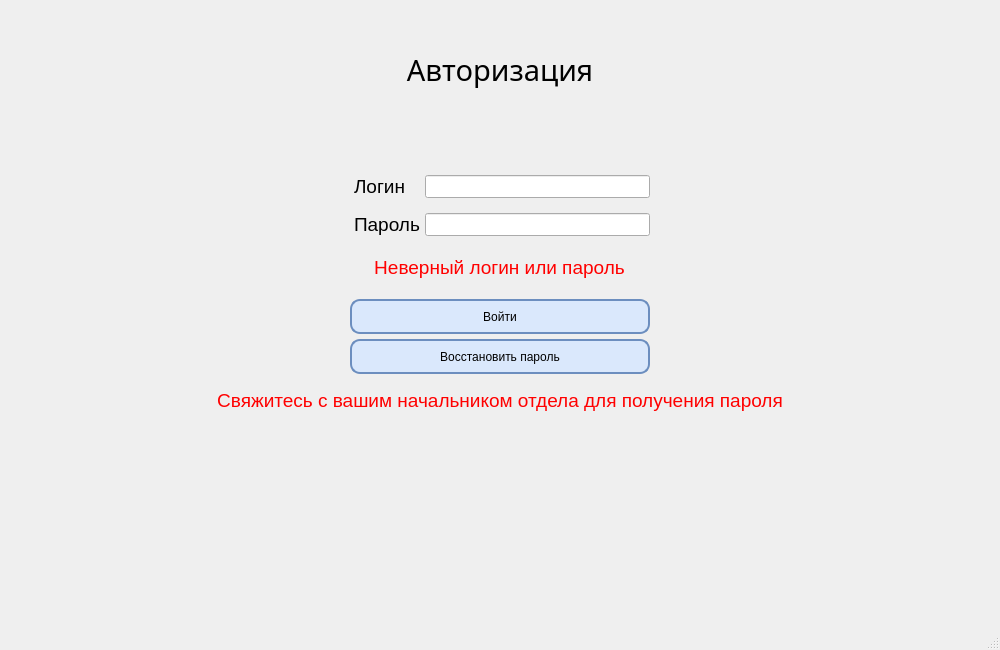
This is MainMenu/UI/MainWindow.ui in G3RKA/EFS-Energy-Forecasting-System as Qt 5 draws it before an edit. The edited form follows.
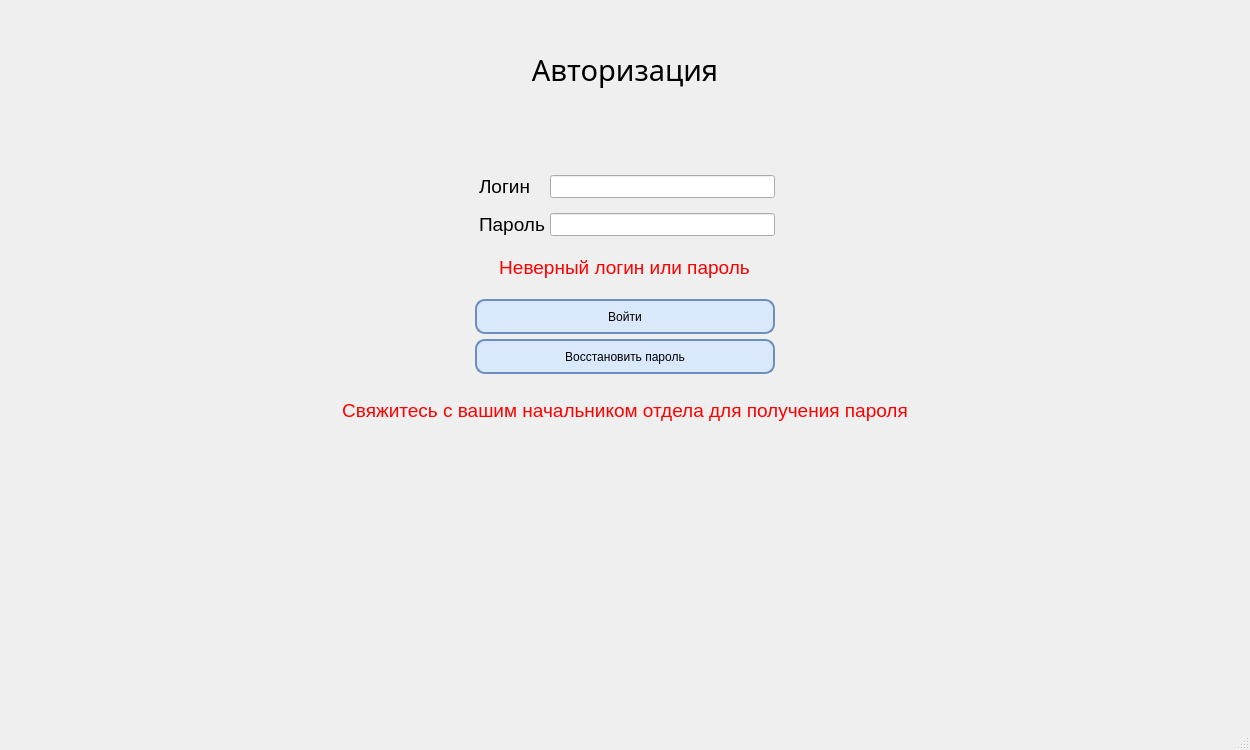
This is the edited form. Icons and pictures are not drawn. Custom widgets are drawn as their Qt base class.

```diff
--- a/MainMenu/UI/MainWindow.ui
+++ b/MainMenu/UI/MainWindow.ui
@@ -6,14 +6,14 @@
    <rect>
     <x>0</x>
     <y>0</y>
-    <width>1000</width>
-    <height>650</height>
+    <width>1250</width>
+    <height>750</height>
    </rect>
   </property>
   <property name="maximumSize">
    <size>
-    <width>1000</width>
-    <height>650</height>
+    <width>1250</width>
+    <height>750</height>
    </size>
   </property>
   <property name="windowTitle">
@@ -390,7 +390,7 @@
                 <property name="sizeHint" stdset="0">
                  <size>
                   <width>20</width>
-                  <height>10</height>
+                  <height>20</height>
                  </size>
                 </property>
                </spacer>
@@ -454,7 +454,7 @@
                 <property name="sizeHint" stdset="0">
                  <size>
                   <width>20</width>
-                  <height>40</height>
+                  <height>225</height>
                  </size>
                 </property>
                </spacer>
```
Left out of the diff: 2 changed lines with no effect on the pictures.
